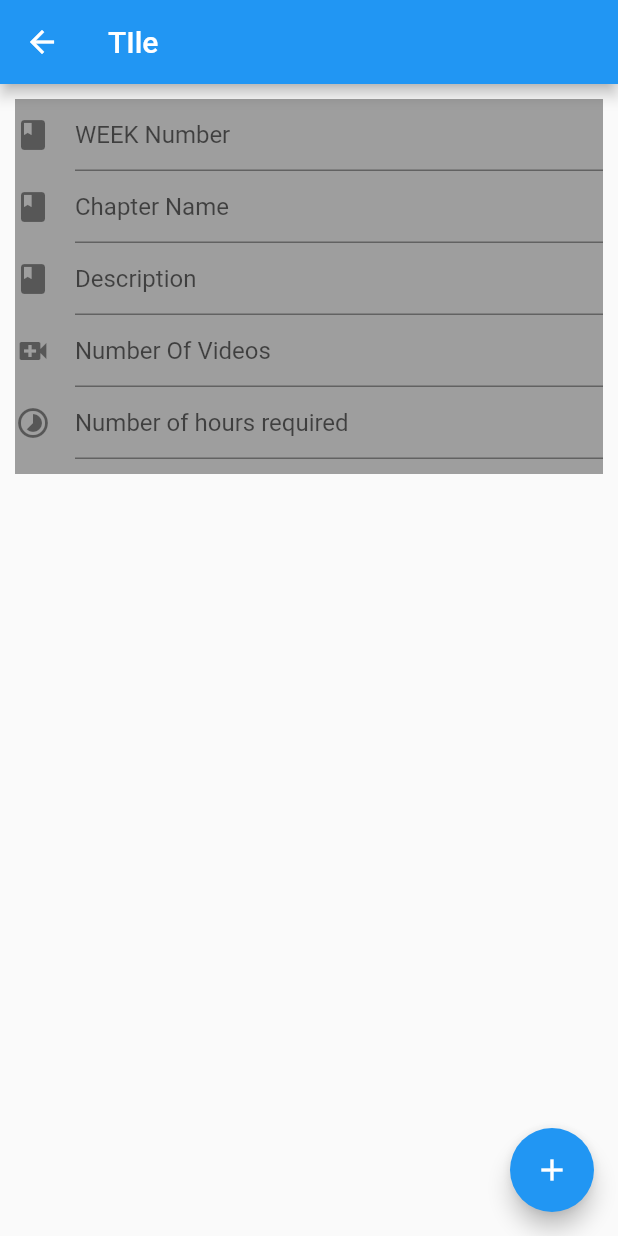
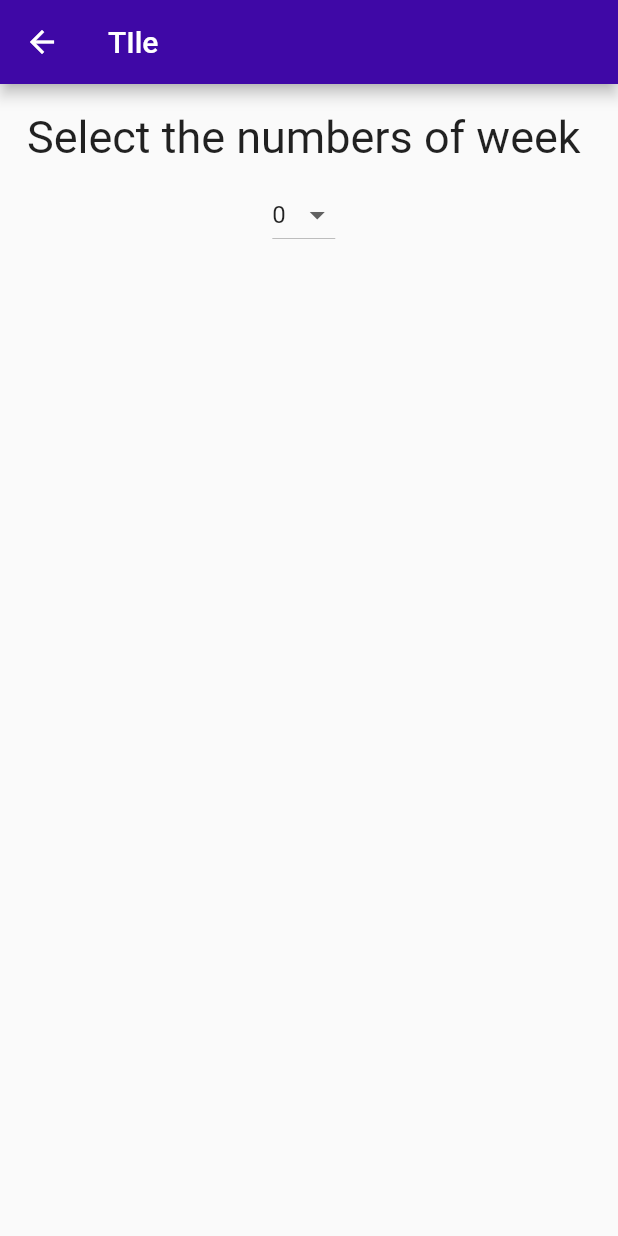
Before and after one commit to Arnab28122000/TalentStory, a Flutter app: the tile screen opened directly, on a phone screen of 412 x 824 dp. Run offline on Flutter 3.47's test engine with Material 2 defaults, Android fonts, the phone set to English and light mode, and no system bars; our stand-ins replace google_fonts; Roboto replaces fonts that are missing (Average).

Commit message:
Tile changes

```diff
--- a/lib/UploadDocuments.dart
+++ b/lib/UploadDocuments.dart
@@ -24,7 +24,8 @@ class _UpLoadDocumentsState extends State<UpLoadDocuments> {
           )
         ],
       ),
-      body: Column(
+      body: SingleChildScrollView(
+        child: Column(
           children: <Widget>[
             Padding(
               padding: const EdgeInsets.all(20.0),
@@ -82,6 +83,7 @@ class _UpLoadDocumentsState extends State<UpLoadDocuments> {
             )
           ],
         ),
+      ),
     );
   }
 }
--- a/lib/tileCirriculum.dart
+++ b/lib/tileCirriculum.dart
@@ -1,4 +1,5 @@
 import 'package:flutter/material.dart';
+import 'package:google_fonts/google_fonts.dart';
 
 class tile extends StatefulWidget {
   @override
@@ -13,7 +14,47 @@ class _tileState extends State<tile> {
   TextEditingController numberVideoController = new TextEditingController();
   TextEditingController hoursController = new TextEditingController();
 
-  int count = 1;
+  // int count = 1;
+
+  String newValue;
+
+  bool dropDownList = true;
+
+  var dropDownNewValue = "0";
+
+  var weeks = ["0", "1", "2", "3", "4", "5", "6", "7", "8", " 9", "10"];
+
+  Widget DropDownList() {
+    return Container(
+      padding: EdgeInsets.all(18.0),
+      child: Column(
+        crossAxisAlignment: CrossAxisAlignment.center,
+        // mainAxisAlignment: MainAxisAlignment.center,
+        children: <Widget>[
+          Text(
+            "Select the numbers of week",
+            style: GoogleFonts.average(textStyle: TextStyle(fontSize: 30)),
+          ),
+          SizedBox(
+            height: 10,
+          ),
+          DropdownButton(
+            items: weeks.map((String dropDownStringItem) {
+              return DropdownMenuItem<String>(
+                  value: dropDownStringItem, child: Text(dropDownStringItem));
+            }).toList(),
+            onChanged: (String newValueSelected) {
+              setState(() {
+                this.dropDownNewValue = newValueSelected;
+                dropDownList = false;
+              });
+            },
+            value: dropDownNewValue,
+          ),
+        ],
+      ),
+    );
+  }
 
   tileData() {
     Map<String, dynamic> userData = {
@@ -30,27 +71,33 @@ class _tileState extends State<tile> {
     return Scaffold(
         appBar: AppBar(
           title: Text("TIle"),
+          backgroundColor: const Color(0xFF3f08a6),
         ),
-      body: ListView.builder(
-          itemCount: count,
+        body: dropDownList
+            ? DropDownList()
+            : ListView.builder(
+                itemCount: int.parse(dropDownNewValue),
                 itemBuilder: (context, index) {
-            return tileMakerr();
-          }),
-      floatingActionButton: FloatingActionButton(
-        onPressed: () {
-          setState(() {
-            count = count + 1;
-          });
+                  return TileMaker(weekCounter: index);
+                })
+        // floatingActionButton: FloatingActionButton(
+        //   onPressed: () {
+        //     setState(() {
+        //       count = count + 1;
+        //     });
 
-          print("count pressed");
-        },
-        child: Icon(Icons.add),
-      ),
+        //     print("count pressed");
+        //   },
+        //   child: Icon(Icons.add),
+        // ),
         );
   }
 }
 
-class tileMakerr extends StatelessWidget {
+class TileMaker extends StatelessWidget {
+  int weekCounter;
+  TileMaker({@required this.weekCounter});
+
   TextEditingController chapterdescriptionController =
       new TextEditingController();
   TextEditingController chapterNameController = new TextEditingController();
@@ -63,18 +110,22 @@ class tileMakerr extends StatelessWidget {
     return Padding(
       padding: const EdgeInsets.all(10.0),
       child: Container(
-        height: 250,
+        // height: 280,
         width: MediaQuery.of(context).size.width,
-        color: Colors.grey,
         alignment: Alignment.center,
+        decoration: BoxDecoration(
+            borderRadius: BorderRadius.circular(10),
+            border: Border.all(color: Colors.black)),
+        padding: EdgeInsets.all(10),
+        child: Expanded(
           child: Column(
             children: <Widget>[
-            TextField(
-              controller: weekController,
-              decoration: InputDecoration(
-                  hintText: "WEEK Number", icon: Icon(Icons.book)),
-              keyboardType: TextInputType.number,
-            ),
+              Text(
+                "WEEK $weekCounter",
+                style: GoogleFonts.average(
+                    textStyle:
+                        TextStyle(fontSize: 14, fontWeight: FontWeight.bold)),
+              ), //week counter need to be plus 1
               TextField(
                 controller: chapterNameController,
                 decoration: InputDecoration(
@@ -103,6 +154,51 @@ class tileMakerr extends StatelessWidget {
             ],
           ),
         ),
+      ),
     );
   }
 }
+
+// class DropDownList extends StatefulWidget {
+//   @override
+//   _DropDownListState createState() => _DropDownListState();
+// }
+
+// class _DropDownListState extends State<DropDownList> {
+//   bool dropDownList = false;
+//   var dropDownNewValue = "0";
+
+//   var weeks = ["0", "1", "2", "3", "4", "5", "6", "7", "8", " 9", "10"];
+
+//   Widget build(BuildContext context) {
+//     return Container(
+//       padding: EdgeInsets.all(18.0),
+//       child: Column(
+//         crossAxisAlignment: CrossAxisAlignment.center,
+//         // mainAxisAlignment: MainAxisAlignment.center,
+//         children: <Widget>[
+//           Text(
+//             "Select the numbers of week",
+//             style: GoogleFonts.average(textStyle: TextStyle(fontSize: 30)),
+//           ),
+//           SizedBox(
+//             height: 10,
+//           ),
+//           DropdownButton(
+//             items: weeks.map((String dropDownStringItem) {
+//               return DropdownMenuItem<String>(
+//                   value: dropDownStringItem, child: Text(dropDownStringItem));
+//             }).toList(),
+//             onChanged: (String newValueSelected) {
+//               setState(() {
+//                 this.dropDownNewValue = newValueSelected;
+//                 dropDownList = true;
+//               });
+//             },
+//             value: dropDownNewValue,
+//           ),
+//         ],
+//       ),
+//     );
+//   }
+// }
```
Also changed, not shown: pubspec.lock, 1 other file. Lines whose indentation alone changed are shown as unchanged.
